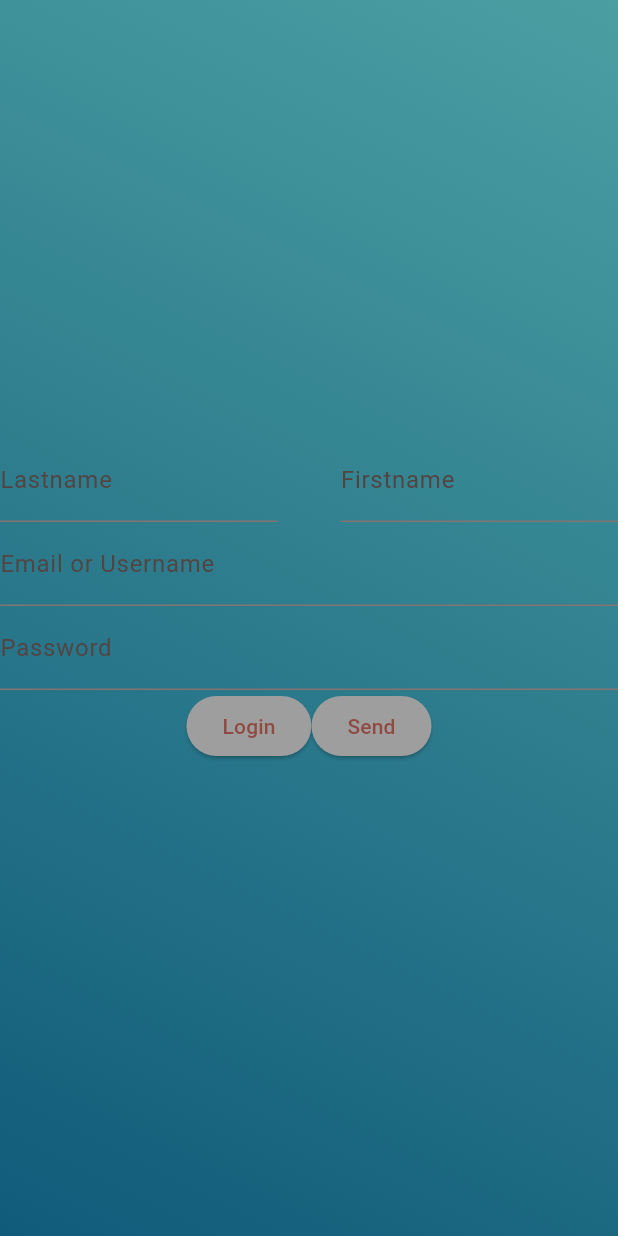
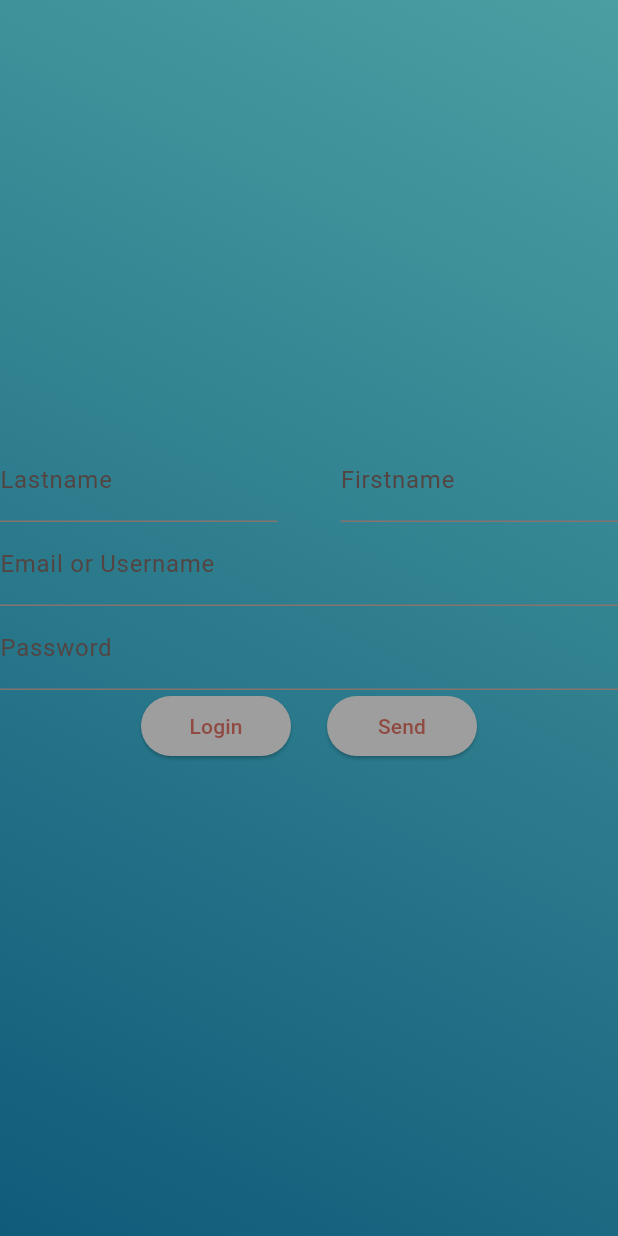
Before and after one commit to FischingSensei/mobile_app, a Flutter app: the screen it shows after launch, after a tap on "Login", after a tap on "Register", after a tap on "Send", on a phone screen of 412 x 824 dp. Run offline on Flutter 3.47's test engine with Material 3 defaults, Android fonts, the phone set to English and light mode, and no system bars; network calls fail.

Commit message:
[ADD] clean code

```diff
--- a/lib/login/screens/base_login_screen.dart
+++ b/lib/login/screens/base_login_screen.dart
@@ -1,3 +1,4 @@
+import 'package:fishing_sensei/login/service/login_service.dart';
 import 'package:fishing_sensei/login/widgets/background_animation_wave_widget.dart';
 import 'package:fishing_sensei/login/widgets/login_button_widget.dart';
 import 'package:fishing_sensei/login/widgets/login_form_widget.dart';
@@ -17,11 +18,13 @@ class _LoginScreenState extends State<LoginScreen> {
 
   bool _showLoginForm = false;
   bool _showRegisterForm = false;
+  bool _sendButton = false;
 
   void _login() {
     setState(() {
       _showLoginForm = true;
       _showRegisterForm = false;
+      _sendButton = true;
       debugPrint("Login button");
     });
   }
@@ -30,13 +33,76 @@ class _LoginScreenState extends State<LoginScreen> {
     setState(() {
       _showLoginForm = false;
       _showRegisterForm = true;
+      _sendButton = true;
       debugPrint("Register");
     });
   }
 
-  void _sendData() {
-    setState(() {
-    });
+  void _sendData() async {
+    if (!_showLoginForm) {
+      await LoginService.fetchUsers();
+    }
+    setState(() {});
+  }
+
+  List<Widget> _displayLoginButton() {
+    return [
+      ConstrainedBox(
+        constraints: const BoxConstraints(
+          minWidth: 100,
+          maxWidth: 100
+        ),
+        child: LoginButton(
+          onPressed: _login,
+          child: const Text("Login")
+        ),
+      ),
+      const SizedBox(
+        width: 24,
+      ),
+      if (_sendButton) ...[
+        ConstrainedBox(
+          constraints: const BoxConstraints(
+              minWidth: 100,
+              maxWidth: 100
+          ),
+          child: LoginButton(
+              onPressed: _sendData,
+              child: const Text("Send")
+          )
+        )
+      ]
+    ];
+  }
+
+  List<Widget> _displayRegisterButton() {
+    return [
+      ConstrainedBox(
+        constraints: const BoxConstraints(
+          minWidth: 100,
+          maxWidth: 200
+        ),
+        child: LoginButton(
+          onPressed: _register,
+          child: const Text("Register")
+        )
+      ),
+      const SizedBox(
+        width: 24,
+      ),
+      if (_sendButton) ...[
+        ConstrainedBox(
+          constraints: const BoxConstraints(
+            minWidth: 100,
+            maxWidth: 200
+          ),
+          child: LoginButton(
+            onPressed: _sendData,
+            child: const Text("Send")
+          )
+        )
+      ]
+    ];
   }
 
   @override
@@ -53,35 +119,16 @@ class _LoginScreenState extends State<LoginScreen> {
               if (!_showLoginForm) ...[
                 Row(
                   mainAxisAlignment: MainAxisAlignment.center,
-                  children: [
-                    ConstrainedBox(
-                      constraints: const BoxConstraints(
-                        maxWidth: 100
-                      ),
-                      child: LoginButton(
-                        onPressed: _login,
-                        child: const Text("Login")
-                      ),
-                    ),
-                    ConstrainedBox(
-                      constraints: const BoxConstraints(
-                        maxWidth: 100
-                      ),
-                      child: LoginButton(
-                        onPressed: _sendData,
-                        child: const Text("Send")
-                      )
-                    )
-                  ],
+                  children: _displayLoginButton(),
                 )
               ],
               const SizedBox(
                 height: 24,
               ),
               if (!_showRegisterForm) ...[
-                LoginButton(
-                  onPressed: _register,
-                  child: const Text("Register")
+                Row(
+                  mainAxisAlignment: MainAxisAlignment.center,
+                  children: _displayRegisterButton()
                 )
               ],
             ]
--- /dev/null
+++ b/lib/login/service/login_service.dart
@@ -0,0 +1,11 @@
+import 'package:http/http.dart' as http;
+
+class LoginService {
+
+  static Future<void> fetchUsers() async {
+    final res = await http.get(Uri.parse("http://10.0.2.2:8080/"));
+
+    print(res.body);
+  }
+
+}
--- a/pubspec.yaml
+++ b/pubspec.yaml
@@ -30,6 +30,7 @@ environment:
 dependencies:
   flutter:
     sdk: flutter
+  http: any
 
 
   # The following adds the Cupertino Icons font to your application.
```
Also changed, not shown: pubspec.lock, 1 other file.
